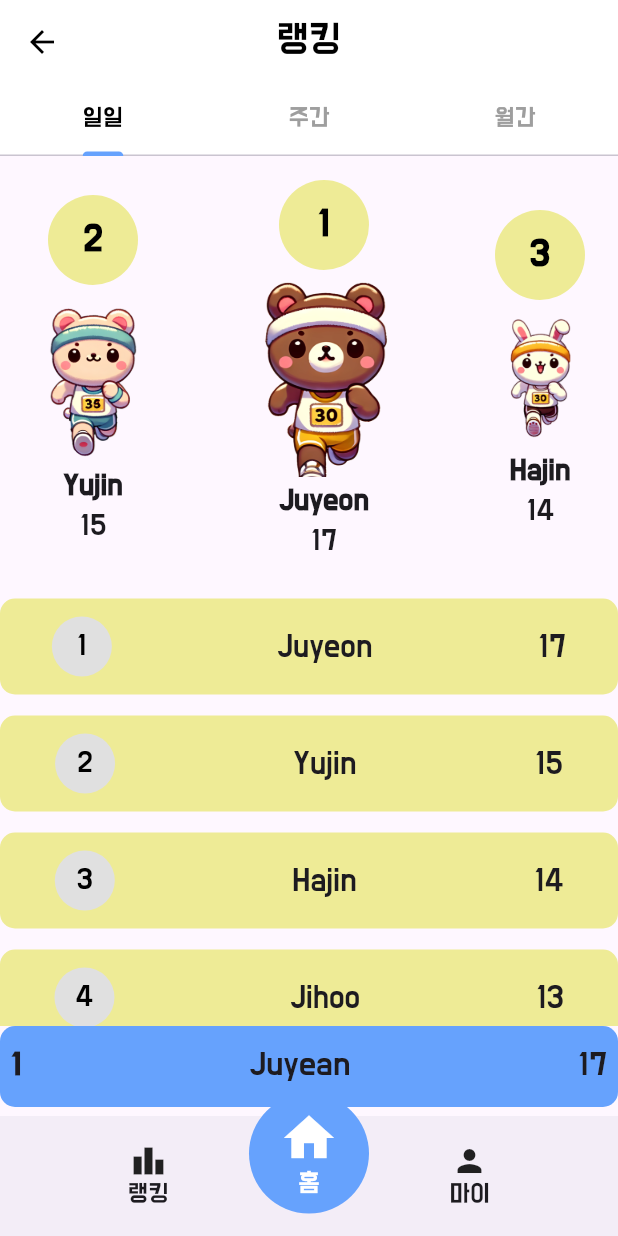
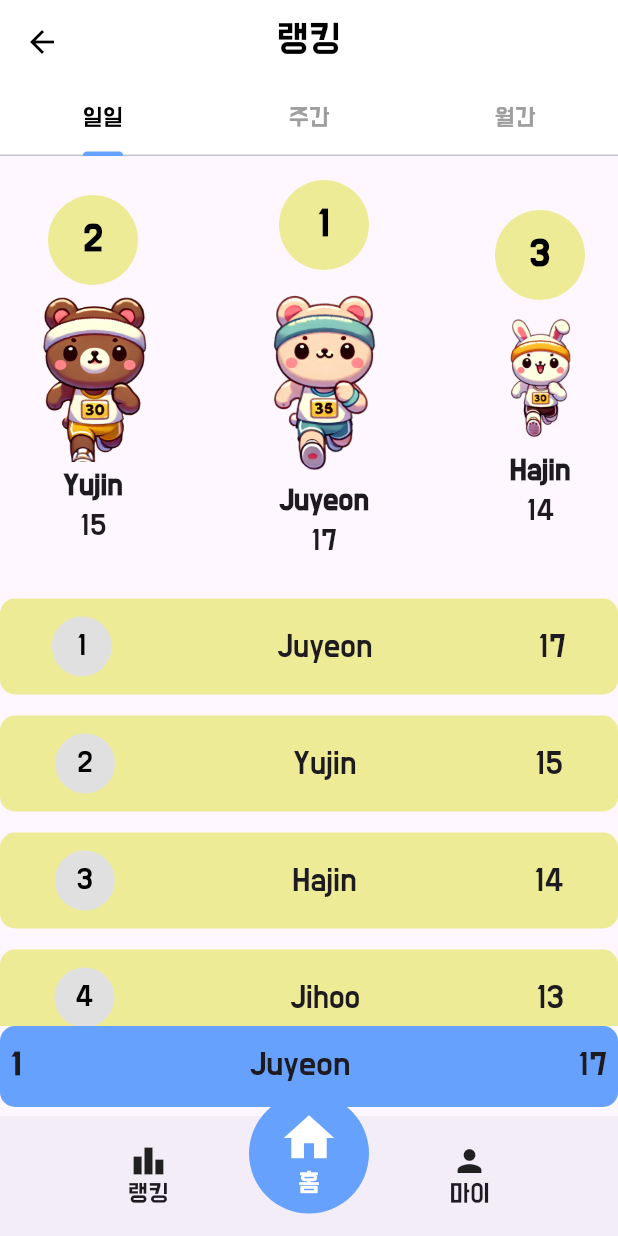
Before and after one commit to SungJuyeon/runner, a Flutter app: the HomePage screen opened by its route, after a tap on the "leaderboard" icon, on a phone screen of 412 x 824 dp. Run offline on Flutter 3.47's test engine with Material 3 defaults, Android fonts, the phone set to English and light mode, and no system bars; our stand-ins replace csv, firebase_core; accounts and stored records are empty.

Commit message:
탭별 랭킹 갱신

```diff
--- a/lib/main.dart
+++ b/lib/main.dart
@@ -26,7 +26,7 @@ class MyApp extends StatelessWidget {
       initialRoute: '/',
       routes: {
         '/': (context) => temp_startPage(),
-        '/ranking': (context) => ranking_page(),
+        '/ranking': (context) => RankingPage(),
         '/home': (context) => HomePage(),
         '/loading': (context) => ifLoading(),
         '/quiz': (context) => Quiz(),            // Add Quiz route
--- a/lib/pages/RankData.dart
+++ b/lib/pages/RankData.dart
@@ -2,16 +2,16 @@ class RankData {
   final int rank;
   final String name;
   final int score;
-  final String imageUrl;
+  final int imgNum;
 
-  RankData({required this.rank, required this.name, required this.score, required this.imageUrl});
+  RankData({required this.rank, required this.name, required this.score, required this.imgNum});
 
   factory RankData.fromJson(Map<String, dynamic> json) {
     return RankData(
       rank: json['rank'],
       name: json['name'],
       score: json['score'],
-      imageUrl: json['imageUrl'],
+      imgNum: json['imgNum'],
     );
   }
 }
--- a/lib/pages/ranking_page.dart
+++ b/lib/pages/ranking_page.dart
@@ -1,12 +1,12 @@
 import 'package:flutter/material.dart';
 import 'navigationBar.dart';
 
-class ranking_page extends StatefulWidget {
+class RankingPage extends StatefulWidget {
   @override
   _RankingPageState createState() => _RankingPageState();
 }
 
-class _RankingPageState extends State<ranking_page> with SingleTickerProviderStateMixin {
+class _RankingPageState extends State<RankingPage> with SingleTickerProviderStateMixin {
   late TabController _tabController;
 
   // 색상 정의
@@ -17,11 +17,16 @@ class _RankingPageState extends State<ranking_page> with SingleTickerProviderSta
   void initState() {
     super.initState();
     _tabController = TabController(length: 3, vsync: this);
+    // 탭 변경 시 상태 업데이트
+    _tabController.addListener(() {
+      setState(() {}); // UI를 새로 고침
+    });
   }
+
 
   @override
   void dispose() {
-    _tabController.dispose();
+    _tabController.dispose(); // 리소스 정리
     super.dispose();
   }
 
@@ -29,33 +34,33 @@ class _RankingPageState extends State<ranking_page> with SingleTickerProviderSta
   Widget build(BuildContext context) {
     return Scaffold(
       appBar: AppBar(
-        title: Text('랭킹', style: TextStyle(color: Colors.black)),
-        backgroundColor: Colors.white,
-        centerTitle: true,
+        title: Text('랭킹', style: TextStyle(color: Colors.black)), // 상단바 제목 설정
+        backgroundColor: Colors.white, // 배경색 흰색
+        centerTitle: true, // 제목 중앙 정렬
         leading: IconButton(
-          icon: Icon(Icons.arrow_back, color: Colors.black),
+          icon: Icon(Icons.arrow_back, color: Colors.black), // 뒤로 가기 버튼
           onPressed: () {
-            Navigator.pop(context);
+            Navigator.pop(context); // 이전 화면으로 돌아가기
           },
         ),
         bottom: TabBar(
-          controller: _tabController,
-          labelColor: Colors.black,
-          unselectedLabelColor: Colors.grey,
-          indicatorColor: blueColor,
+          controller: _tabController, // 탭 컨트롤러 설정
+          labelColor: Colors.black, // 선택된 탭 글자 색상
+          unselectedLabelColor: Colors.grey, // 선택되지 않은 탭 글자 색상
+          indicatorColor: blueColor, // 탭 하단의 인디케이터 색상
           tabs: [
-            Tab(text: '일일'),
-            Tab(text: '주간'),
-            Tab(text: '월간'),
+            Tab(text: '일일'), // 일일 탭
+            Tab(text: '주간'), // 주간 탭
+            Tab(text: '월간'), // 월간 탭
           ],
         ),
       ),
       body: Column(
         children: [
-          // 탭 뷰와 랭킹 콘텐츠
+          // 탭 선택에 따라 다른 랭킹 콘텐츠 표시
           Expanded(
             child: TabBarView(
-              controller: _tabController,
+              controller: _tabController, // 탭 컨트롤러 사용
               children: [
                 buildRankingContent('일일'), // 일일 랭킹 콘텐츠
                 buildRankingContent('주간'), // 주간 랭킹 콘텐츠
@@ -64,45 +69,90 @@ class _RankingPageState extends State<ranking_page> with SingleTickerProviderSta
             ),
           ),
           Padding(
-            padding: const EdgeInsets.only(bottom: 6.0), // 위로 5픽셀 올리기
-            child: buildCurrentUserRankingTile(1, 'Juyean', 17),
+            padding: const EdgeInsets.only(bottom: 6.0),
+            child: buildCurrentUserRankingTile('Juyeon'), // 현재 사용자 랭킹 타일
           ),
         ],
       ),
-      bottomNavigationBar: buildBottomNavigationBar(context), // BottomNavigationBar 네비게이션 바
-
+      bottomNavigationBar: buildBottomNavigationBar(context), // 하단 네비게이션 바
     );
-
   }
 
+  // 탭 이름에 따라 랭킹 데이터를 반환하는 함수
+  List<Map<String, dynamic>> getRankingData(String tabName) {
+    if (tabName == '일일') { // 일일 랭킹 데이터
+      return [
+        {'rank': 1, 'name': 'Juyeon', 'score': 17, 'imgNum': 1},
+        {'rank': 2, 'name': 'Yujin', 'score': 15, 'imgNum': 2},
+        {'rank': 3, 'name': 'Hajin', 'score': 14, 'imgNum': 3},
+        {'rank': 4, 'name': 'Jihoo', 'score': 13, 'imgNum': 2},
+      ];
+    } else if (tabName == '주간') { // 주간 랭킹 데이터
+      return [
+        {'rank': 1, 'name': 'Yujin', 'score': 27, 'imgNum': 2},
+        {'rank': 2, 'name': 'Juyeon', 'score': 25, 'imgNum': 1},
+        {'rank': 3, 'name': 'Hajin', 'score': 22, 'imgNum': 3},
+        {'rank': 4, 'name': 'Jihoo', 'score': 21, 'imgNum': 2},
+      ];
+    } else { // 월간 랭킹 데이터
+      return [
+        {'rank': 1, 'name': 'Jihoo', 'score': 37, 'imgNum': 2},
+        {'rank': 2, 'name': 'Juyeon', 'score': 35, 'imgNum': 1},
+        {'rank': 3, 'name': 'Yujin', 'score': 33, 'imgNum': 2},
+        {'rank': 4, 'name': 'Hajin', 'score': 30, 'imgNum': 3},
+      ];
+    }
+  }
 
-  // 상위랭커, 일반 랭크 둘다 내용 채우기
+  // 랭킹 콘텐츠를 생성하는 위젯 (탭에 따른 데이터 사용)
   Widget buildRankingContent(String tabName) {
+    List<Map<String, dynamic>> rankingData = getRankingData(tabName); // 해당 탭의 랭킹 데이터 가져오기
+
     return Stack(
       children: [
         Column(
           children: [
-            SizedBox(height: 16),
+            SizedBox(height: 16), // 간격 추가
             Row(
               mainAxisAlignment: MainAxisAlignment.spaceEvenly,
               children: [
-                buildHighRanker(2, 'Yujin', 'assets/image/learnerBear.png', 15, yellowColor, tabName),
-                SizedBox(width: 20), // 간격
-                buildHighRanker(1, 'Juyeon', 'assets/image/learnerBrown.png', 17, yellowColor, tabName),
-                SizedBox(width: 20), // 간격
-                buildHighRanker(3, 'Hajin', 'assets/image/learnerRabbit.png', 14, yellowColor, tabName),
+                buildHighRanker(
+                  rankingData[1]['rank'],
+                  rankingData[1]['name'],
+                  rankingData[1]['imgNum'], // 이미지 경로 전달
+                  rankingData[1]['score'],
+                  tabName,
+                ),
+                SizedBox(width: 20),
+                buildHighRanker(
+                  rankingData[0]['rank'],
+                  rankingData[0]['name'],
+                  rankingData[0]['imgNum'], // 이미지 경로 전달
+                  rankingData[0]['score'],
+                  tabName,
+                ),
+                SizedBox(width: 20),
+                buildHighRanker(
+                  rankingData[2]['rank'],
+                  rankingData[2]['name'],
+                  rankingData[2]['imgNum'], // 이미지 경로 전달
+                  rankingData[2]['score'],
+                  tabName,
+                ),
               ],
             ),
             SizedBox(height: 20),
             Expanded(
-              child: ListView(
-                children: [
-                  buildRankList(1, 'Juyeon', 17, yellowColor),
-                  buildRankList(2, 'Yujin', 15, yellowColor),
-                  buildRankList(3, 'Hajin', 14, yellowColor),
-                  buildRankList(4, 'Jihoo', 13, yellowColor),
-                  // 추가 랭킹 항목을 여기에 추가
-                ],
+              child: ListView.builder(
+                itemCount: rankingData.length,
+                itemBuilder: (context, index) {
+                  return buildRankList(
+                    rankingData[index]['rank'],
+                    rankingData[index]['name'],
+                    rankingData[index]['score'],
+                    yellowColor,
+                  );
+                },
               ),
             ),
           ],
@@ -111,18 +161,30 @@ class _RankingPageState extends State<ranking_page> with SingleTickerProviderSta
     );
   }
 
-  Widget buildHighRanker(int rank, String name, String assetPath, int score, Color bgColor, String tabName) {
-    double avatarRadius = 30;
-    double textSize = 20;
+  // 상위 랭커 빌드 함수 (이미지 및 정보 표시)
+  Widget buildHighRanker(int rank, String name, int imgNum, int score, String tabName) {
+    double avatarRadius = 30; // 프로필 사진 원형 크기
+    double textSize = 20; // 텍스트 크기
+    Color bgColor = yellowColor;
     double imageSize;
+    String assetPath; // 캐릭터 이미지
 
-    // 이미지 크기를 rank에 따라 설정
+    // 랭크에 따른 이미지 크기 조정
     if (rank == 1) {
-      imageSize = 130; // 1등의 이미지 크기
+      imageSize = 130;
     } else if (rank == 2) {
-      imageSize = 110; // 2등의 이미지 크기
+      imageSize = 110;
     } else {
-      imageSize = 90; // 3등의 이미지 크기
+      imageSize = 90;
+    }
+
+    // 사용자 별 캐릭터 이미지 설정
+    if (imgNum == 1) {
+      assetPath = 'assets/image/learnerBear.png';
+    } else if (imgNum == 2) {
+      assetPath = 'assets/image/learnerBrown.png';
+    } else {
+      assetPath = 'assets/image/learnerRabbit.png';
     }
 
     return Column(
@@ -132,54 +194,49 @@ class _RankingPageState extends State<ranking_page> with SingleTickerProviderSta
           backgroundColor: bgColor,
           child: Center(
             child: Text(
-              rank.toString(), // 순위를 원 안에 표시
+              rank.toString(),
               style: TextStyle(fontSize: textSize, fontWeight: FontWeight.bold, color: Colors.black),
             ),
           ),
         ),
         SizedBox(height: 8),
-        // 아바타 이미지가 순위 아래에 표시되도록 변경
-        Image.asset(assetPath, height: imageSize, width: imageSize), // 1등의 이미지만 크게 설정
+        Image.asset(assetPath, height: imageSize, width: imageSize), // 이미지 표시
         SizedBox(height: 4),
-        Text(name, style: TextStyle(fontSize: 16, fontWeight: FontWeight.bold)),
+        Text(name, style: TextStyle(fontSize: 16, fontWeight: FontWeight.bold)), // 이름 표시
         SizedBox(height: 4),
-        Text(score.toString(), style: TextStyle(fontSize: 16)),
+        Text(score.toString(), style: TextStyle(fontSize: 16)), // 점수 표시
       ],
     );
   }
 
-  // 전체 랭킹 출력
+  // 일반 랭킹 리스트 빌드 함수
   Widget buildRankList(int rank, String name, int score, Color bgColor) {
     return Container(
       decoration: BoxDecoration(
-        color: yellowColor, // 노란색 배경
-        borderRadius: BorderRadius.circular(10), // 둥근 모서리 설정
+        color: yellowColor,
+        borderRadius: BorderRadius.circular(10), // 모서리 둥글게
       ),
-      margin: EdgeInsets.symmetric(vertical: 7), // 각 타일 간의 여백
+      margin: EdgeInsets.symmetric(vertical: 7), // 위아래 여백
       child: Padding(
         padding: EdgeInsets.symmetric(vertical: 12, horizontal: 8), // 내부 여백
         child: Row(
-          mainAxisAlignment: MainAxisAlignment.spaceAround, // 요소들을 간격을 두고 정렬
+          mainAxisAlignment: MainAxisAlignment.spaceAround,
           children: [
             CircleAvatar(
               backgroundColor: Colors.grey[300],
-              child: Text(rank.toString(), style: TextStyle(color: Colors.black)),
+              child: Text(rank.toString(), style: TextStyle(color: Colors.black)), // 순위 표시
             ),
-            SizedBox(width: 4), // 간격 조정
-            Text(
-              name,
-              style: TextStyle(fontSize: 17),
-              textAlign: TextAlign.center, // 이름 텍스트 가운데 정렬
-            ),
-            SizedBox(width: 4), // 간격 조정
-            Text(score.toString(), style: TextStyle(fontSize: 17)),
+            SizedBox(width: 4),
+            Text(name, style: TextStyle(fontSize: 17), textAlign: TextAlign.center), // 이름 표시
+            SizedBox(width: 4),
+            Text(score.toString(), style: TextStyle(fontSize: 17)), // 점수 표시
           ],
         ),
       ),
     );
   }
 
-
+  // 하단 네비게이션 바
   Widget buildBottomNavigationBar(BuildContext context) {
     return Stack(
       alignment: Alignment.center,
@@ -245,8 +302,17 @@ class _RankingPageState extends State<ranking_page> with SingleTickerProviderSta
     );
   }
 
-  // 현재 사용자 등수 타일
-  Widget buildCurrentUserRankingTile(int rank, String name, int score) {
+  // 현재 사용자 등수를 가져와 표시하는 함수
+  Widget buildCurrentUserRankingTile(String name) {
+    String selectedTabName = _tabController.index == 0 ? '일일' : (_tabController.index == 1 ? '주간' : '월간');
+    List<Map<String, dynamic>> rankingData = getRankingData(selectedTabName);
+
+    // 현재 사용자의 등수 찾기
+    Map<String, dynamic>? currentUserData = rankingData.firstWhere(
+          (user) => user['name'] == name,
+      orElse: () => {'rank': '-', 'name': 'Juyeon', 'score': 0},
+    );
+
     return Container(
       decoration: BoxDecoration(
         color: blueColor,
@@ -257,15 +323,15 @@ class _RankingPageState extends State<ranking_page> with SingleTickerProviderSta
         mainAxisAlignment: MainAxisAlignment.spaceBetween,
         children: [
           Text(
-            '$rank',
+            '${currentUserData?['rank']}',
             style: TextStyle(fontSize: 18, fontWeight: FontWeight.bold),
           ),
           Text(
-            name,
+            '${currentUserData?['name']}',
             style: TextStyle(fontSize: 18),
           ),
           Text(
-            score.toString(),
+            '${currentUserData?['score']}',
             style: TextStyle(fontSize: 18),
           ),
         ],
```
